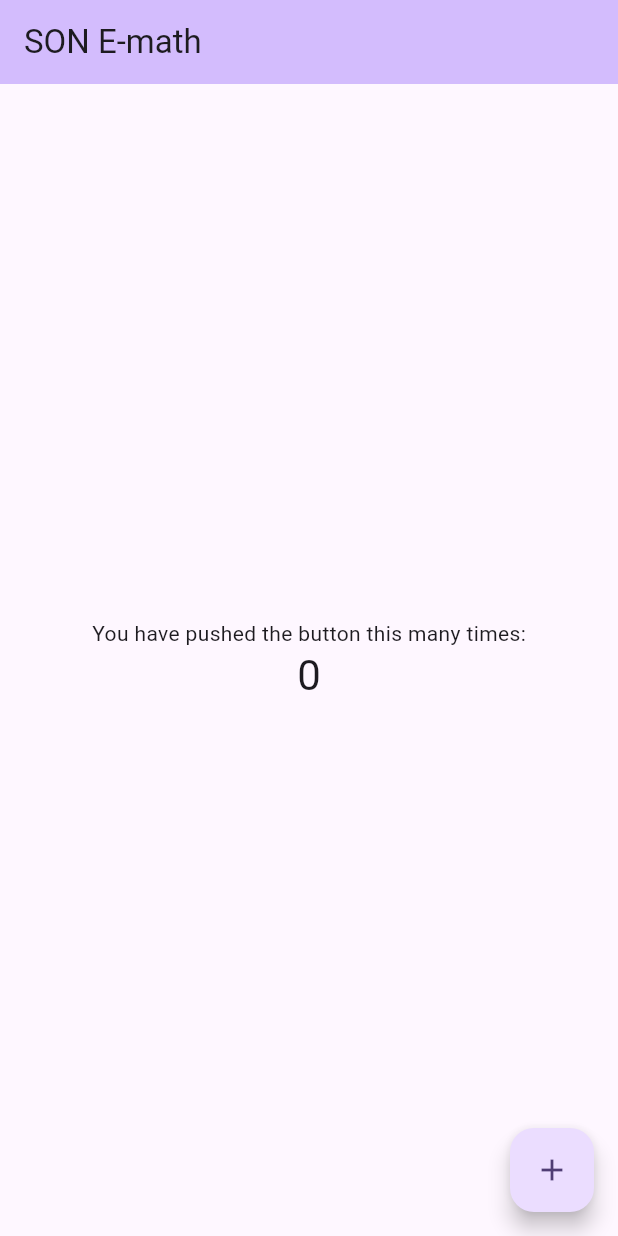
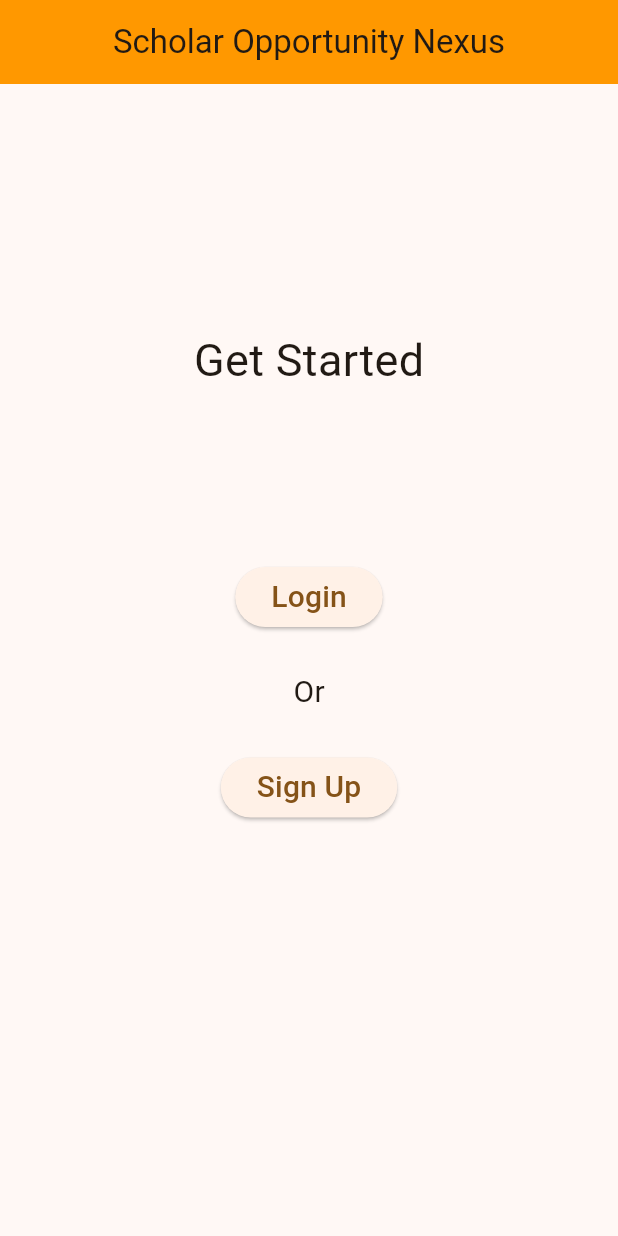
Before and after one commit to FrancisSimple/son_app, a Flutter app: the screen it shows after launch, on a phone screen of 412 x 824 dp. Run offline on Flutter 3.47's test engine with Material 3 defaults, Android fonts, the phone set to English and light mode, and no system bars.

Commit message:
Adding homepage, login and sign up page content

```diff
--- a/emath_app/lib/main.dart
+++ b/emath_app/lib/main.dart
@@ -1,3 +1,8 @@
+// ignore_for_file: prefer_const_constructors
+
+import 'package:emath_app/pages/homepage.dart';
+import 'package:emath_app/pages/login.dart';
+import 'package:emath_app/pages/signup.dart';
 import 'package:flutter/material.dart';
 
 void main() {
@@ -12,116 +17,16 @@
   Widget build(BuildContext context) {
     return MaterialApp(
       title: 'Flutter Demo',
+      debugShowCheckedModeBanner: false,
       theme: ThemeData(
-        // This is the theme of your application.
-        //
-        // TRY THIS: Try running your application with "flutter run". You'll see
-        // the application has a purple toolbar. Then, without quitting the app,
-        // try changing the seedColor in the colorScheme below to Colors.green
-        // and then invoke "hot reload" (save your changes or press the "hot
-        // reload" button in a Flutter-supported IDE, or press "r" if you used
-        // the command line to start the app).
-        //
-        // Notice that the counter didn't reset back to zero; the application
-        // state is not lost during the reload. To reset the state, use hot
-        // restart instead.
-        //
-        // This works for code too, not just values: Most code changes can be
-        // tested with just a hot reload.
-        colorScheme: ColorScheme.fromSeed(seedColor: Colors.deepPurple),
+        colorScheme: ColorScheme.fromSeed(seedColor: Colors.orange),
         useMaterial3: true,
       ),
-      home: const MyHomePage(title: 'SON E-math'),
+      routes: {
+        "/": (context) => HomePage(),
+        "/loginpage": (context) => LoginPage(),
+        "/signuppage": (context) => SignupPage(),
+      },
     );
   }
 }
-
-class MyHomePage extends StatefulWidget {
-  const MyHomePage({super.key, required this.title});
-
-  // This widget is the home page of your application. It is stateful, meaning
-  // that it has a State object (defined below) that contains fields that affect
-  // how it looks.
-
-  // This class is the configuration for the state. It holds the values (in this
-  // case the title) provided by the parent (in this case the App widget) and
-  // used by the build method of the State. Fields in a Widget subclass are
-  // always marked "final".
-
-  final String title;
-
-  @override
-  State<MyHomePage> createState() => _MyHomePageState();
-}
-
-class _MyHomePageState extends State<MyHomePage> {
-  int _counter = 0;
-
-  void _incrementCounter() {
-
-    setState(() {
-      // This call to setState tells the Flutter framework that something has
-      // changed in this State, which causes it to rerun the build method below
-      // so that the display can reflect the updated values. If we changed
-      // _counter without calling setState(), then the build method would not be
-      // called again, and so nothing would appear to happen.
-      _counter++;
-    });
-
-  }
-
-  @override
-  Widget build(BuildContext context) {
-    // This method is rerun every time setState is called, for instance as done
-    // by the _incrementCounter method above.
-    //
-    // The Flutter framework has been optimized to make rerunning build methods
-    // fast, so that you can just rebuild anything that needs updating rather
-    // than having to individually change instances of widgets.
-    return Scaffold(
-      appBar: AppBar(
-        // TRY THIS: Try changing the color here to a specific color (to
-        // Colors.amber, perhaps?) and trigger a hot reload to see the AppBar
-        // change color while the other colors stay the same.
-        backgroundColor: Theme.of(context).colorScheme.inversePrimary,
-        // Here we take the value from the MyHomePage object that was created by
-        // the App.build method, and use it to set our appbar title.
-        title: Text(widget.title),
-      ),
-      body: Center(
-        // Center is a layout widget. It takes a single child and positions it
-        // in the middle of the parent.
-        child: Column(
-          // Column is also a layout widget. It takes a list of children and
-          // arranges them vertically. By default, it sizes itself to fit its
-          // children horizontally, and tries to be as tall as its parent.
-          //
-          // Column has various properties to control how it sizes itself and
-          // how it positions its children. Here we use mainAxisAlignment to
-          // center the children vertically; the main axis here is the vertical
-          // axis because Columns are vertical (the cross axis would be
-          // horizontal).
-          //
-          // TRY THIS: Invoke "debug painting" (choose the "Toggle Debug Paint"
-          // action in the IDE, or press "p" in the console), to see the
-          // wireframe for each widget.
-          mainAxisAlignment: MainAxisAlignment.center,
-          children: <Widget>[
-            const Text(
-              'You have pushed the button this many times:',
-            ),
-            Text(
-              '$_counter',
-              style: Theme.of(context).textTheme.headlineMedium,
-            ),
-          ],
-        ),
-      ),
-      floatingActionButton: FloatingActionButton(
-        onPressed: _incrementCounter,
-        tooltip: 'Increment',
-        child: const Icon(Icons.add),
-      ), // This trailing comma makes auto-formatting nicer for build methods.
-    );
-  }
-}
--- a/emath_app/lib/pages/homepage.dart
+++ b/emath_app/lib/pages/homepage.dart
@@ -0,0 +1,94 @@
+// ignore_for_file: prefer_const_constructors, prefer_const_literals_to_create_immutables
+
+import 'package:emath_app/pages/login.dart';
+import 'package:flutter/material.dart';
+import 'package:flutter/widgets.dart';
+
+class HomePage extends StatefulWidget {
+  const HomePage({super.key});
+
+
+  @override
+  State<HomePage> createState() => _HomePageState();
+
+}
+
+class _HomePageState extends State<HomePage> {
+  @override
+
+  Widget build(BuildContext context) {
+    navToLogin() {
+      Navigator.of(context).push(MaterialPageRoute(builder: (context) => const LoginPage()));
+    }
+
+    navToSignup() {
+      Navigator.pushNamed(context, '/signuppage');
+    }
+
+
+    return Scaffold(
+      appBar: AppBar(
+        title: Center(
+          child: Text("Scholar Opportunity Nexus"),
+        ),
+        // backgroundColor: Theme.of(context).colorScheme.inversePrimary,
+        backgroundColor: Colors.orange,
+      ),
+      body: Container(
+        alignment: Alignment.center,
+        padding: EdgeInsets.all(20),
+        child: ListView(
+          shrinkWrap: true,
+          children: [
+            Center(
+              child: Padding(
+                padding: const EdgeInsets.only(bottom: 100),
+                child: Text(
+                  "Get Started",
+                  style: TextStyle(
+                    fontSize: 30,
+                    // color: Colors.orange[900],
+                  ),
+                ),
+              ),
+            ),
+            Center(
+              child: Container(
+                height: 200,
+                margin: EdgeInsets.only(bottom: 100),
+                // decoration: BoxDecoration(
+                //   color: Colors.orange[100],
+                // ),
+                child: Column(
+                  mainAxisAlignment: MainAxisAlignment.spaceAround,
+                  children: [
+                    ElevatedButton(
+                      onPressed: navToLogin,
+                      child: Text(
+                        "Login",
+                        style: TextStyle(fontSize: 20),
+                      ),
+                    ),
+                    Center(
+                      child: Text(
+                        "Or",
+                        style: TextStyle(fontSize: 20),
+                      ),
+                    ),
+                    ElevatedButton(
+                      onPressed: navToSignup,
+                      child: Text(
+                        "Sign Up",
+                        style: TextStyle(fontSize: 20),
+                      ),
+                    ),
+                  ],
+                ),
+              ),
+            ),
+          ],
+        ),
+      ),
+    );
+  }
+}
```
Also changed, not shown: emath_app/lib/pages/login.dart (+98 -0 lines), emath_app/lib/pages/signup.dart (+21 -0 lines).
